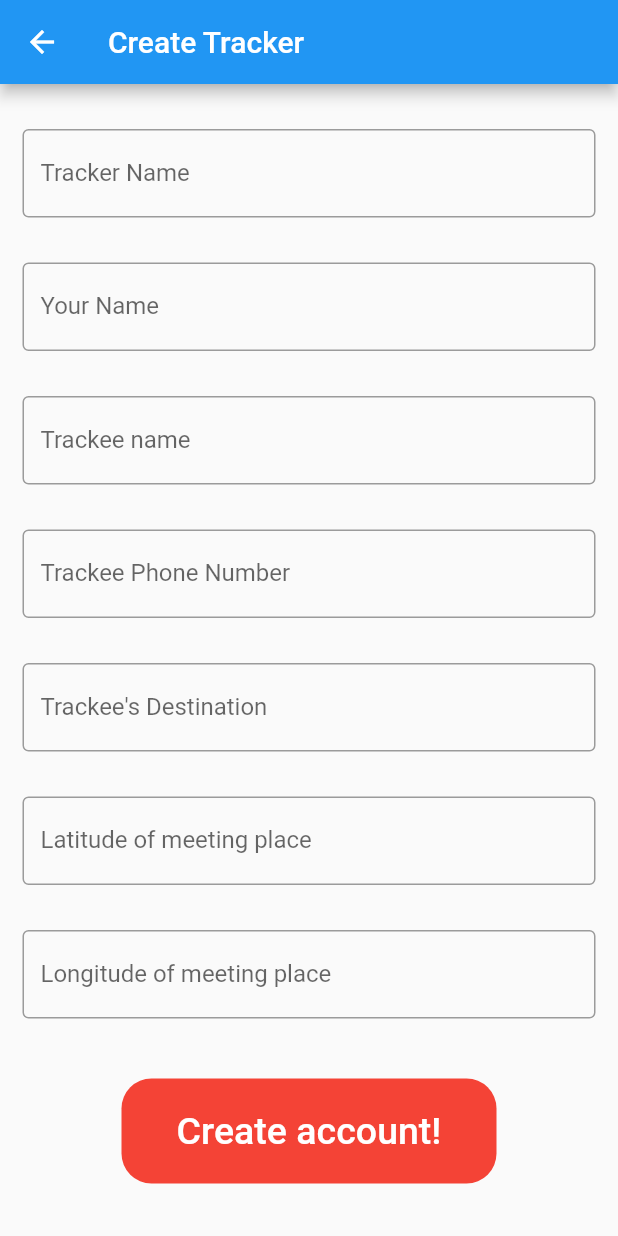
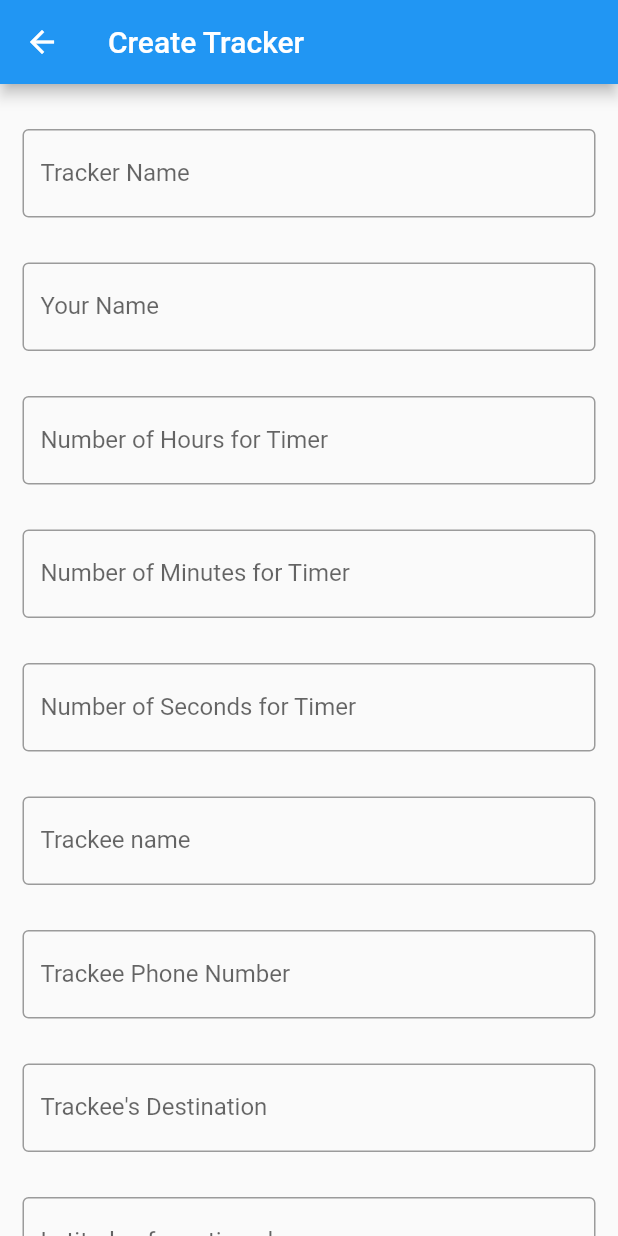
Before and after one commit to c25kenneth/street_wise, a Flutter app: the CreateTracker screen opened directly, on a phone screen of 412 x 824 dp. Run offline on Flutter 3.47's test engine with Material 2 defaults, Android fonts, the phone set to English and light mode, and no system bars; our stand-ins replace cloud_firestore, firebase_auth; missing offline and left inert: android_alarm_manager; accounts and stored records are empty.

```diff
--- a/lib/createTracker.dart
+++ b/lib/createTracker.dart
@@ -1,4 +1,5 @@
 import 'package:flutter/material.dart';
+import 'package:street_wise/firestore.dart';
 
 class CreateTracker extends StatefulWidget {
   const CreateTracker({ Key key }) : super(key: key);
@@ -16,6 +17,10 @@ class _CreateTrackerState extends State<CreateTracker> {
   String trackeeAddress = '';
   String latitude = '';
   String longitude = '';
+  String hours = '';
+  String minutes = '';
+  String seconds = '';
+
   @override
   Widget build(BuildContext context) {
     return Scaffold(
@@ -58,6 +63,58 @@ class _CreateTrackerState extends State<CreateTracker> {
                 },
 
               ),
+            ),
+            Padding(
+              child: TextFormField(
+                  keyboardType: TextInputType.number,
+                  decoration: InputDecoration(
+                  border: OutlineInputBorder(),
+                  labelText: 'Number of Hours for Timer',
+                  hintText: '1'
+                ),
+                onChanged: (val) {
+                  setState(() {
+                    hours = val;
+                  });
+                },
+                validator: (val) => val.isEmpty == true ? "Please enter the trackee's name!" : null,
+              ),
+              padding: EdgeInsets.all(15),
+            ),
+            Padding(
+              child: TextFormField(
+                keyboardType: TextInputType.number,
+                  decoration: InputDecoration(
+                  border: OutlineInputBorder(),
+                  labelText: 'Number of Minutes for Timer',
+                  hintText: '5'
+                ),
+                onChanged: (val) {
+                  setState(() {
+                    minutes = val;
+                  });
+                },
+                validator: (val) => val.isEmpty == true ? "Please enter the trackee's name!" : null,
+              ),
+              padding: EdgeInsets.all(15),
+            ),
+            Padding(
+              child: TextFormField(
+                keyboardType: TextInputType.number,
+                  decoration: InputDecoration(
+                  border: OutlineInputBorder(),
+                  labelText: 'Number of Seconds for Timer',
+                  hintText: '10'
+                ),
+                onChanged: (val) {
+                  setState(() {
+                    seconds = val;
+                  });
+                },
+                validator: (val) => val.isEmpty == true ? "Please enter the trackee's name!" : null,
+              ),
+              padding: EdgeInsets.all(15),
+
             ),
             Padding(
               child: TextFormField(
@@ -110,6 +167,7 @@ class _CreateTrackerState extends State<CreateTracker> {
             ),
             Padding(
               child: TextFormField(
+                keyboardType: TextInputType.number,
                   decoration: InputDecoration(
                   border: OutlineInputBorder(),
                   labelText: 'Latitude of meeting place',
@@ -126,6 +184,7 @@ class _CreateTrackerState extends State<CreateTracker> {
             ),
             Padding(
               child: TextFormField(
+                keyboardType: TextInputType.number,
                   decoration: InputDecoration(
                   border: OutlineInputBorder(),
                   labelText: 'Longitude of meeting place',
@@ -149,10 +208,11 @@ class _CreateTrackerState extends State<CreateTracker> {
                   color: Colors.red, borderRadius: BorderRadius.circular(20)),
               child: FlatButton(
                 onPressed: () async {
-                  print('$trackerName + $trackeeName + $name + $trackeePhoneNumber + $trackeeAddress + $latitude + $longitude');
+                  await addTracker(trackerName, name, trackeeName, trackeePhoneNumber, trackeeAddress, latitude, longitude, hours, minutes, seconds);
+                  Navigator.pop(context);
                 },
                 child: Text(
-                  'Create account!',
+                  'Create tracker!',
                   style: TextStyle(color: Colors.white, fontSize: 25),
                 ),
               ),
--- /dev/null
+++ b/lib/firestore.dart
@@ -0,0 +1,25 @@
+import 'package:firebase_auth/firebase_auth.dart';
+import 'package:cloud_firestore/cloud_firestore.dart';
+
+Future <void> addTracker (String trackerName, String name, String trackeeName, String trackeePhoneNumber, String trackeeDestination, String latitude, String longitude, String hours, String minutes, String seconds) async {
+  try {
+    FirebaseUser user = await FirebaseAuth.instance.currentUser();
+    String userID = user.uid;
+    CollectionReference trackers = Firestore.instance.collection('trackers');
+    await trackers.add({
+      'tracker_name' : trackerName,
+      'name' : name,
+      'trackee_name' : trackeeName,
+      'trackee_phone_number' : trackeePhoneNumber,
+      'destination' : trackeeDestination,
+      'latitude' : latitude,
+      'longitude' : longitude,
+      'hours' : hours,
+      'minutes' : minutes,
+      'seconds' : seconds,
+      'uid' : userID,
+    });
+  } catch (e) {
+    print(e.toString());
+  }
+}
--- a/lib/register.dart
+++ b/lib/register.dart
@@ -26,7 +26,7 @@ class _RegisterState extends State<Register> {
             onPressed: (){
               Navigator.pushReplacement(context, MaterialPageRoute(builder: (context) => SignIn()));
             },
-            child: Text('Register')
+            child: Text('Sign In')
           ),
         ],
       ),
--- a/lib/signIn.dart
+++ b/lib/signIn.dart
@@ -28,7 +28,7 @@ class _SignInState extends State<SignIn> {
             onPressed: (){
               Navigator.pushReplacement(context, MaterialPageRoute(builder: (context) => Register()));
             },
-            child: Text('Sign In')
+            child: Text('Register')
           ),
         ],
       ),
```
Also changed, not shown: lib/home.dart (+65 -5 lines).
